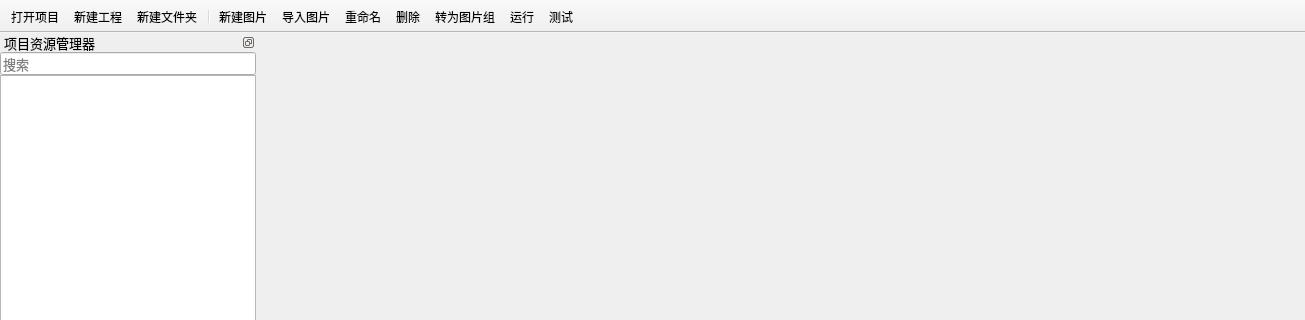
The window that BmpManager/mainwindow.ui (luckyPtr/BitmapStudio) describes before a commit, drawn with Qt 5; both pictures show x 0 to 1305 and y 0 to 320 of the 1305 by 651 pixel window.
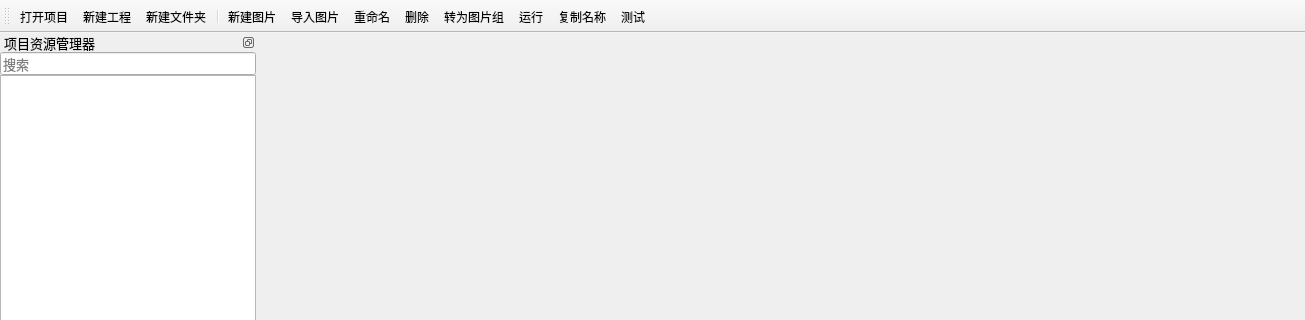
The same window after the commit. Icons and pictures are not drawn. Custom widgets are drawn as their Qt base class.

```diff
--- a/BmpManager/mainwindow.ui
+++ b/BmpManager/mainwindow.ui
@@ -223,13 +223,22 @@
    <property name="windowTitle">
     <string>toolBar</string>
    </property>
+   <property name="layoutDirection">
+    <enum>Qt::LeftToRight</enum>
+   </property>
+   <property name="autoFillBackground">
+    <bool>false</bool>
+   </property>
    <property name="movable">
-    <bool>false</bool>
+    <bool>true</bool>
+   </property>
+   <property name="orientation">
+    <enum>Qt::Horizontal</enum>
    </property>
    <property name="iconSize">
     <size>
-     <width>32</width>
-     <height>32</height>
+     <width>40</width>
+     <height>40</height>
     </size>
    </property>
    <property name="toolButtonStyle">
@@ -254,6 +263,7 @@
    <addaction name="actDelete"/>
    <addaction name="actGrpImgTransform"/>
    <addaction name="actRun"/>
+   <addaction name="actCopyName"/>
    <addaction name="actTest"/>
   </widget>
   <action name="actOpenProject">
@@ -366,6 +376,15 @@
     <string>运行</string>
    </property>
   </action>
+  <action name="actCopyName">
+   <property name="icon">
+    <iconset resource="Img.qrc">
+     <normaloff>:/Image/Toolbar/Copy.svg</normaloff>:/Image/Toolbar/Copy.svg</iconset>
+   </property>
+   <property name="text">
+    <string>复制名称</string>
+   </property>
+  </action>
  </widget>
  <customwidgets>
   <customwidget>
```
Left out of the diff: 2 changed lines with no effect on the pictures.
